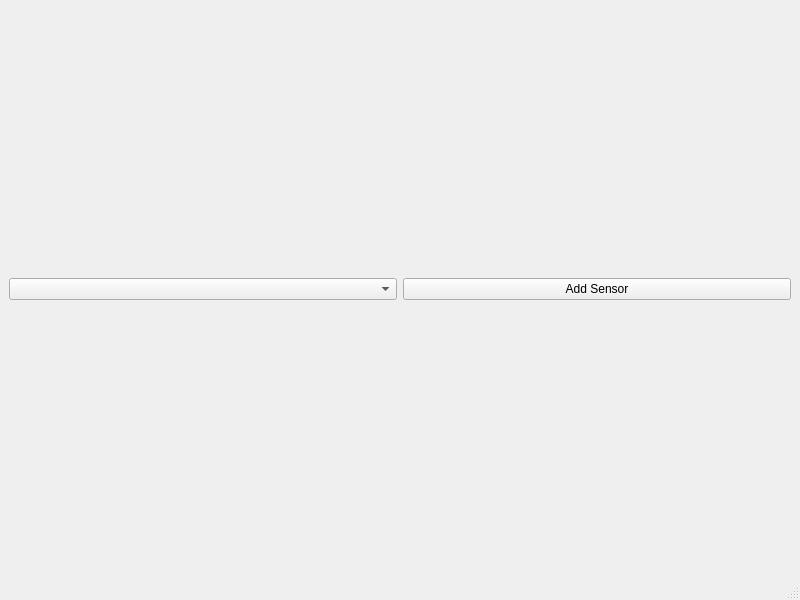
First picture: the form in mainwindow.ui, repository SimiThePro/SensorenAppQT, before the edit.
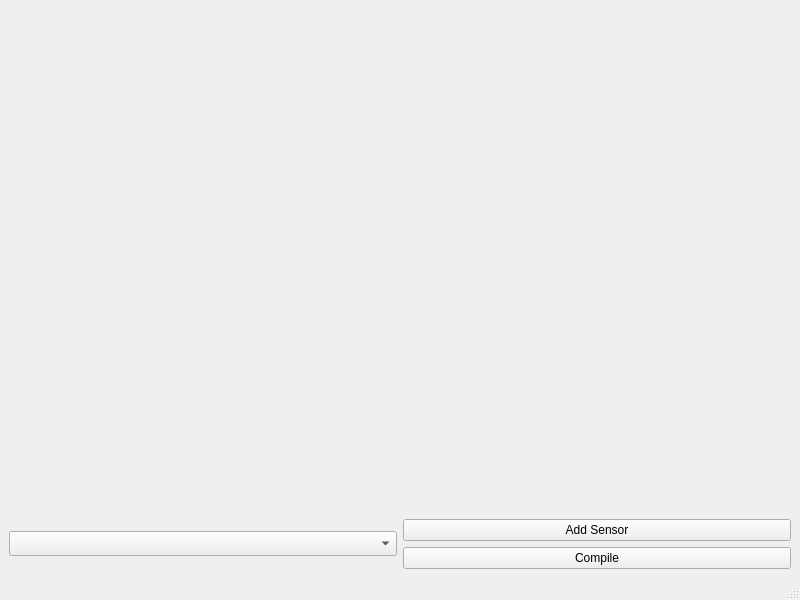
Second picture: the form after the edit.

The edit to the form file:
```diff
--- a/mainwindow.ui
+++ b/mainwindow.ui
@@ -26,8 +26,21 @@
       <item>
        <layout class="QGridLayout" name="Sensoren">
         <property name="sizeConstraint">
-         <enum>QLayout::SetFixedSize</enum>
+         <enum>QLayout::SetMaximumSize</enum>
         </property>
+        <item row="0" column="0">
+         <spacer name="verticalSpacer">
+          <property name="orientation">
+           <enum>Qt::Vertical</enum>
+          </property>
+          <property name="sizeHint" stdset="0">
+           <size>
+            <width>20</width>
+            <height>40</height>
+           </size>
+          </property>
+         </spacer>
+        </item>
        </layout>
       </item>
      </layout>
@@ -35,15 +48,45 @@
     <item>
      <layout class="QHBoxLayout" name="horizontalLayout">
       <item>
-       <widget class="QComboBox" name="COMSelect"/>
-      </item>
-      <item>
-       <widget class="QPushButton" name="pushButton_2">
-        <property name="text">
-         <string>Add Sensor</string>
+       <widget class="QComboBox" name="COMSelect">
+        <property name="maximumSize">
+         <size>
+          <width>500</width>
+          <height>25</height>
+         </size>
         </property>
        </widget>
       </item>
+      <item>
+       <layout class="QVBoxLayout" name="verticalLayout_3">
+        <item>
+         <widget class="QPushButton" name="pushButton_2">
+          <property name="maximumSize">
+           <size>
+            <width>1600</width>
+            <height>25</height>
+           </size>
+          </property>
+          <property name="text">
+           <string>Add Sensor</string>
+          </property>
+         </widget>
+        </item>
+        <item>
+         <widget class="QPushButton" name="CompileButton">
+          <property name="maximumSize">
+           <size>
+            <width>1600</width>
+            <height>25</height>
+           </size>
+          </property>
+          <property name="text">
+           <string>Compile</string>
+          </property>
+         </widget>
+        </item>
+       </layout>
+      </item>
      </layout>
     </item>
    </layout>
```
Left out of the diff: 2 changed lines with no effect on the pictures.
